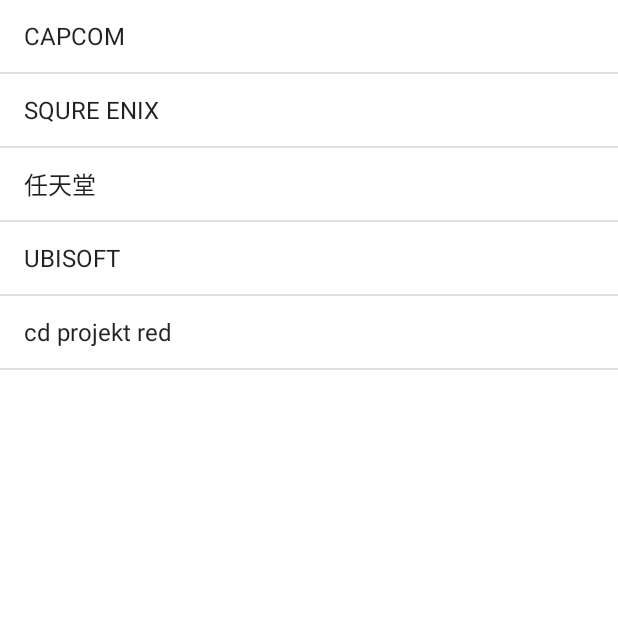
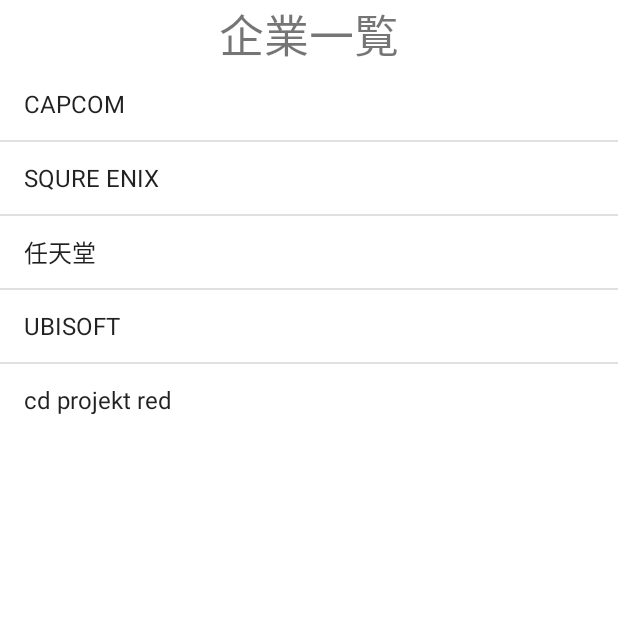
Before and after one commit to matchimachi/GameReleaseNotificationApp, an Android app: the screen it shows after launch (MainActivity), on a phone screen of 412 x 824 dp, the top half of it. Run offline under Robolectric (Android 15) with nearby library versions, the phone set to English and light mode, and no system bars.

Commit message:
[fix]画面名の実装

```diff
--- a/app/src/main/res/layout/activity_main.xml
+++ b/app/src/main/res/layout/activity_main.xml
@@ -6,18 +6,21 @@
     android:layout_height="match_parent"
     tools:context=".MainActivity">
 
-<!--    <TextView-->
-<!--        android:layout_width="wrap_content"-->
-<!--        android:layout_height="wrap_content"-->
-<!--        android:text="Hello World!"-->
-<!--        app:layout_constraintBottom_toBottomOf="parent"-->
-<!--        app:layout_constraintLeft_toLeftOf="parent"-->
-<!--        app:layout_constraintRight_toRightOf="parent"-->
-<!--        app:layout_constraintTop_toTopOf="parent" />-->
+    <TextView
+        android:id="@+id/title_company_activity"
+        android:layout_width="wrap_content"
+        android:layout_height="wrap_content"
+        android:text="企業一覧"
+        android:textSize="30dp"
+        app:layout_constraintBottom_toTopOf="@id/list_view"
+        app:layout_constraintLeft_toLeftOf="parent"
+        app:layout_constraintRight_toRightOf="parent"
+        app:layout_constraintTop_toTopOf="parent" />
 
     <ListView
         android:id="@+id/list_view"
         android:layout_width="match_parent"
-        android:layout_height="match_parent" />
+        android:layout_height="wrap_content"
+        app:layout_constraintTop_toBottomOf="@+id/title_company_activity"/>
 
 </androidx.constraintlayout.widget.ConstraintLayout>
```
